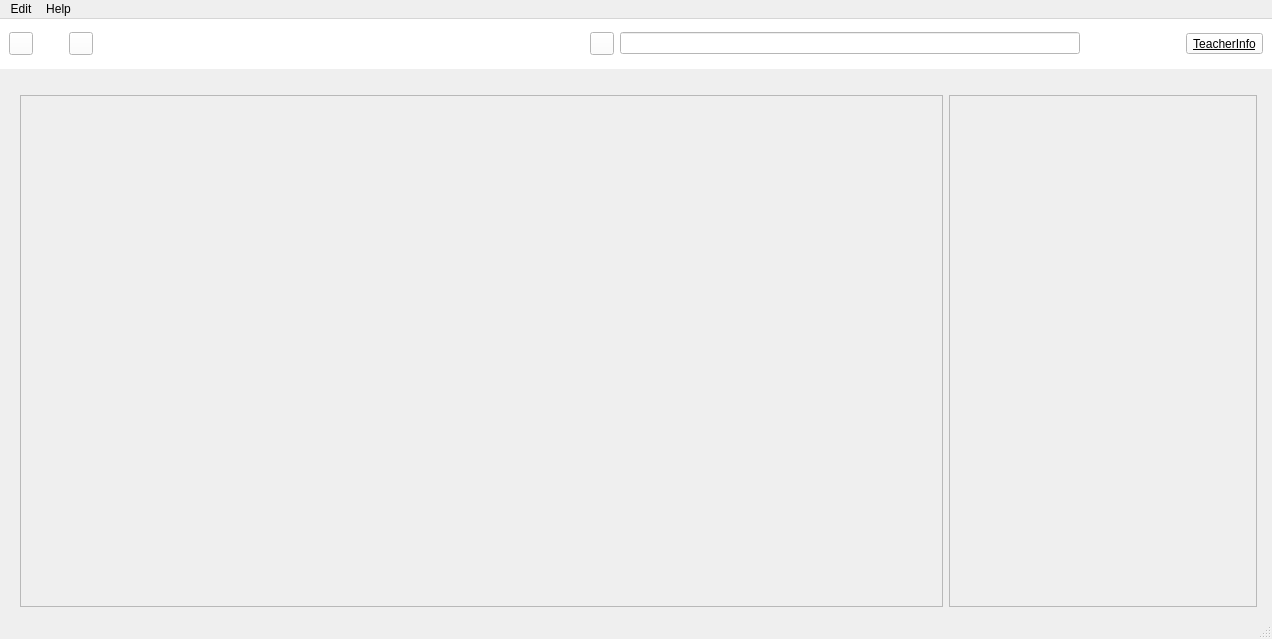
The window that resources/UI_resources/basicStructure_mainWindow.ui (doddodod/GRP17) describes before a commit, drawn with Qt 5.
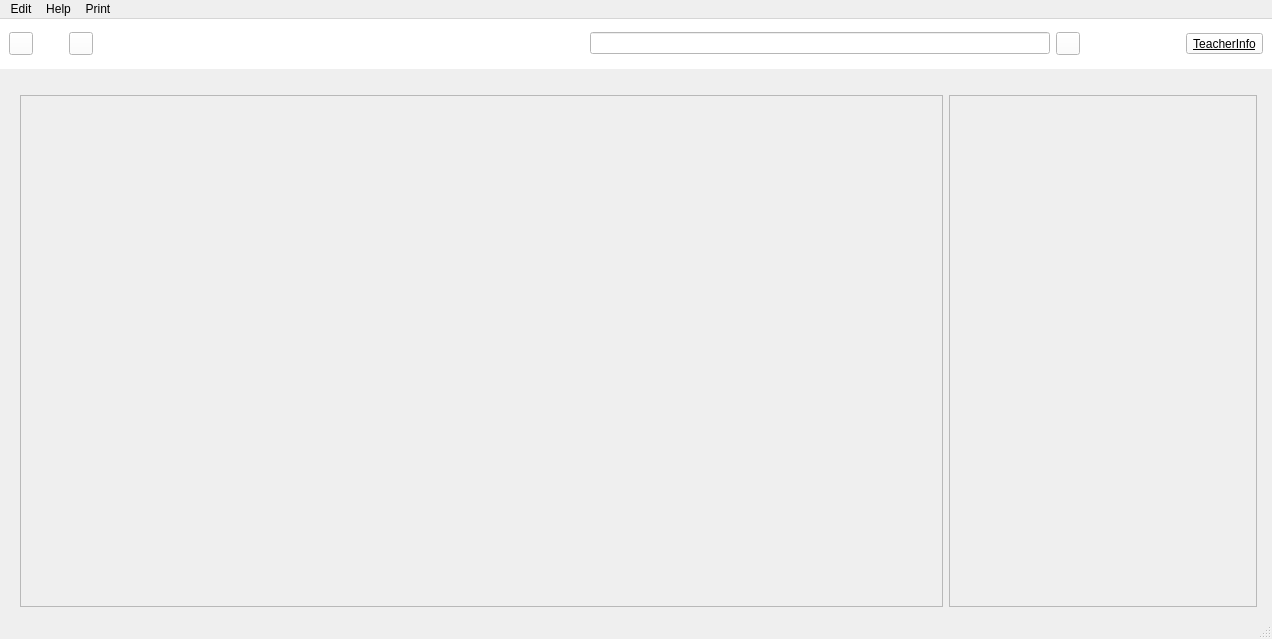
The same window after the commit. Icons and pictures are not drawn.

Commit message: Update new basicStructure, add print frame and teacher frame.

What changed in the file:
```diff
--- a/resources/UI_resources/basicStructure_mainWindow.ui
+++ b/resources/UI_resources/basicStructure_mainWindow.ui
@@ -103,6 +103,9 @@
          <property name="leftMargin">
           <number>0</number>
          </property>
+         <item>
+          <widget class="QLineEdit" name="lineEdit_4"/>
+         </item>
          <item>
           <widget class="QToolButton" name="toolButton_3">
            <property name="styleSheet">
@@ -113,9 +116,6 @@
            </property>
           </widget>
          </item>
-         <item>
-          <widget class="QLineEdit" name="lineEdit_4"/>
-         </item>
         </layout>
        </item>
        <item row="0" column="0">
@@ -244,8 +244,16 @@
     <addaction name="separator"/>
     <addaction name="actionAbout"/>
    </widget>
+   <widget class="QMenu" name="menuPrint">
+    <property name="title">
+     <string>Print</string>
+    </property>
+    <addaction name="actionOpen"/>
+    <addaction name="actionGuide"/>
+   </widget>
    <addaction name="menuFile"/>
    <addaction name="menuAbout"/>
+   <addaction name="menuPrint"/>
   </widget>
   <action name="actionEdit">
    <property name="text">
```
Left out of the diff: 10 changed lines with no effect on the pictures. The commit also changes 7 other files.
